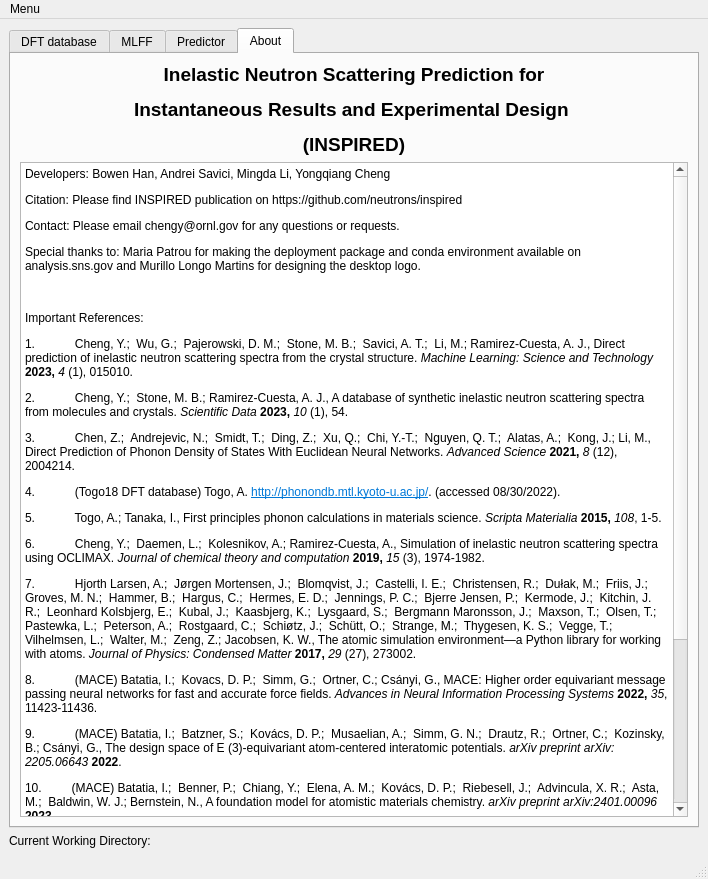
This is src/inspired/gui/inspired.ui in neutrons/inspired as Qt 5 draws it before an edit. The edited form follows.
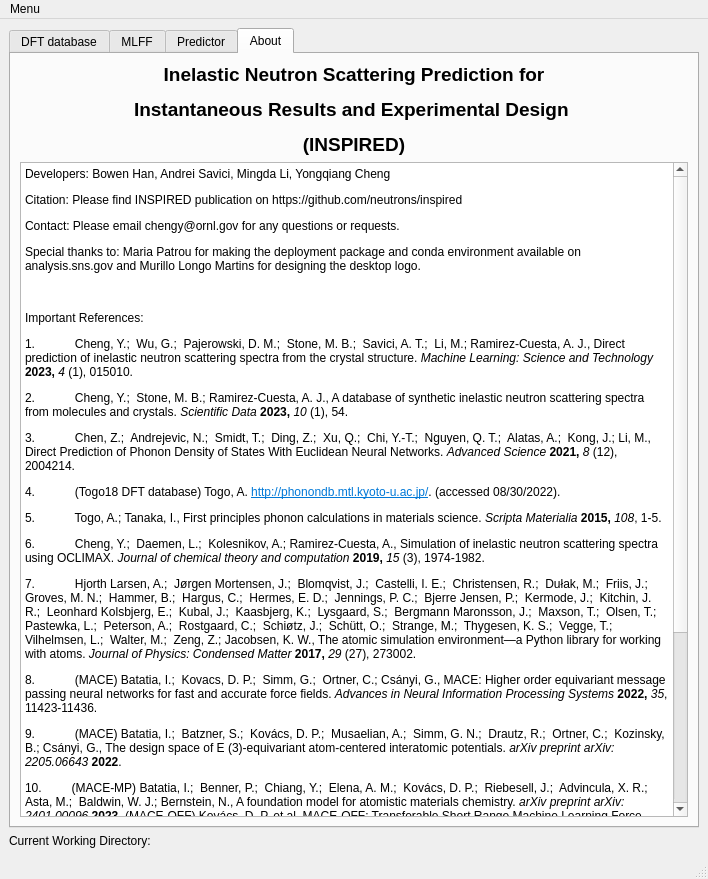
This is the edited form. The open tabs and pages were chosen to show the change.

```diff
--- a/src/inspired/gui/inspired.ui
+++ b/src/inspired/gui/inspired.ui
@@ -1090,7 +1090,7 @@
 &lt;p style=&quot; margin-top:12px; margin-bottom:0px; margin-left:0px; margin-right:0px; -qt-block-indent:0; text-indent:0px;&quot;&gt;7.            Hjorth Larsen, A.;  Jørgen Mortensen, J.;  Blomqvist, J.;  Castelli, I. E.;  Christensen, R.;  Dułak, M.;  Friis, J.;  Groves, M. N.;  Hammer, B.;  Hargus, C.;  Hermes, E. D.;  Jennings, P. C.;  Bjerre Jensen, P.;  Kermode, J.;  Kitchin, J. R.;  Leonhard Kolsbjerg, E.;  Kubal, J.;  Kaasbjerg, K.;  Lysgaard, S.;  Bergmann Maronsson, J.;  Maxson, T.;  Olsen, T.;  Pastewka, L.;  Peterson, A.;  Rostgaard, C.;  Schiøtz, J.;  Schütt, O.;  Strange, M.;  Thygesen, K. S.;  Vegge, T.;  Vilhelmsen, L.;  Walter, M.;  Zeng, Z.; Jacobsen, K. W., The atomic simulation environment—a Python library for working with atoms. &lt;span style=&quot; font-style:italic;&quot;&gt;Journal of Physics: Condensed Matter &lt;/span&gt;&lt;span style=&quot; font-weight:700;&quot;&gt;2017,&lt;/span&gt; &lt;span style=&quot; font-style:italic;&quot;&gt;29&lt;/span&gt; (27), 273002. &lt;/p&gt;
 &lt;p style=&quot; margin-top:12px; margin-bottom:0px; margin-left:0px; margin-right:0px; -qt-block-indent:0; text-indent:0px;&quot;&gt;8.            (MACE) Batatia, I.;  Kovacs, D. P.;  Simm, G.;  Ortner, C.; Csányi, G., MACE: Higher order equivariant message passing neural networks for fast and accurate force fields. &lt;span style=&quot; font-style:italic;&quot;&gt;Advances in Neural Information Processing Systems &lt;/span&gt;&lt;span style=&quot; font-weight:700;&quot;&gt;2022,&lt;/span&gt; &lt;span style=&quot; font-style:italic;&quot;&gt;35&lt;/span&gt;, 11423-11436. &lt;/p&gt;
 &lt;p style=&quot; margin-top:12px; margin-bottom:0px; margin-left:0px; margin-right:0px; -qt-block-indent:0; text-indent:0px;&quot;&gt;9.            (MACE) Batatia, I.;  Batzner, S.;  Kovács, D. P.;  Musaelian, A.;  Simm, G. N.;  Drautz, R.;  Ortner, C.;  Kozinsky, B.; Csányi, G., The design space of E (3)-equivariant atom-centered interatomic potentials. &lt;span style=&quot; font-style:italic;&quot;&gt;arXiv preprint arXiv:2205.06643 &lt;/span&gt;&lt;span style=&quot; font-weight:700;&quot;&gt;2022&lt;/span&gt;. &lt;/p&gt;
-&lt;p style=&quot; margin-top:12px; margin-bottom:0px; margin-left:0px; margin-right:0px; -qt-block-indent:0; text-indent:0px;&quot;&gt;10.         (MACE) Batatia, I.;  Benner, P.;  Chiang, Y.;  Elena, A. M.;  Kovács, D. P.;  Riebesell, J.;  Advincula, X. R.;  Asta, M.;  Baldwin, W. J.; Bernstein, N., A foundation model for atomistic materials chemistry. &lt;span style=&quot; font-style:italic;&quot;&gt;arXiv preprint arXiv:2401.00096 &lt;/span&gt;&lt;span style=&quot; font-weight:700;&quot;&gt;2023&lt;/span&gt;. &lt;/p&gt;
+&lt;p style=&quot; margin-top:12px; margin-bottom:0px; margin-left:0px; margin-right:0px; -qt-block-indent:0; text-indent:0px;&quot;&gt;10.         (MACE-MP) Batatia, I.;  Benner, P.;  Chiang, Y.;  Elena, A. M.;  Kovács, D. P.;  Riebesell, J.;  Advincula, X. R.;  Asta, M.;  Baldwin, W. J.; Bernstein, N., A foundation model for atomistic materials chemistry. &lt;span style=&quot; font-style:italic;&quot;&gt;arXiv preprint arXiv:2401.00096 &lt;/span&gt;&lt;span style=&quot; font-weight:700;&quot;&gt;2023&lt;/span&gt;. (MACE-OFF) Kovács, D. P. et al. MACE-OFF: Transferable Short Range Machine Learning Force Fields for Organic Molecules. &lt;span style=&quot; font-style:italic;&quot;&gt;arXiv preprint arXiv:2312.15211 &lt;/span&gt;&lt;span style=&quot; font-weight:700;&quot;&gt;2023&lt;/span&gt;.&lt;/p&gt;
 &lt;p style=&quot; margin-top:12px; margin-bottom:0px; margin-left:0px; margin-right:0px; -qt-block-indent:0; text-indent:0px;&quot;&gt;11.         (MatterSim) Yang, H. et al. MatterSim: A Deep Learning Atomistic Model Across Elements, Temperatures and Pressures. &lt;span style=&quot; font-style:italic;&quot;&gt;arXiv preprint arXiv:2405.04967&lt;/span&gt; &lt;span style=&quot; font-weight:700;&quot;&gt;2024.&lt;/span&gt; https://github.com/microsoft/mattersim. &lt;/p&gt;
 &lt;p style=&quot; margin-top:12px; margin-bottom:12px; margin-left:0px; margin-right:0px; -qt-block-indent:0; text-indent:0px;&quot;&gt;12.         (SevenNet) Park, Y., Kim, J., Hwang, S., Han, S., Scalable Parallel Algorithm for Graph Neural Network Interatomic Potentials in Molecular Dynamics Simulations. &lt;span style=&quot; font-style:italic;&quot;&gt;J. Chem. Theory Comput.&lt;/span&gt; &lt;span style=&quot; font-weight:700;&quot;&gt;2024&lt;/span&gt;, 20, 11, 4857–4868. https://github.com/MDIL-SNU/SevenNet. &lt;/p&gt;
 &lt;p style=&quot; margin-top:0px; margin-bottom:0px; margin-left:0px; margin-right:0px; -qt-block-indent:0; text-indent:0px;&quot;&gt;13.         Hinuma, Y.; Pizzi, G.; Kumagai, Y.; Oba, F.; Tanaka, I., Band structure diagram paths based on crystallography. &lt;span style=&quot; font-style:italic;&quot;&gt;Comp. Mat. Sci.&lt;/span&gt; &lt;span style=&quot; font-weight:700;&quot;&gt;2017&lt;/span&gt;, 128, 140.&lt;/p&gt;
```
